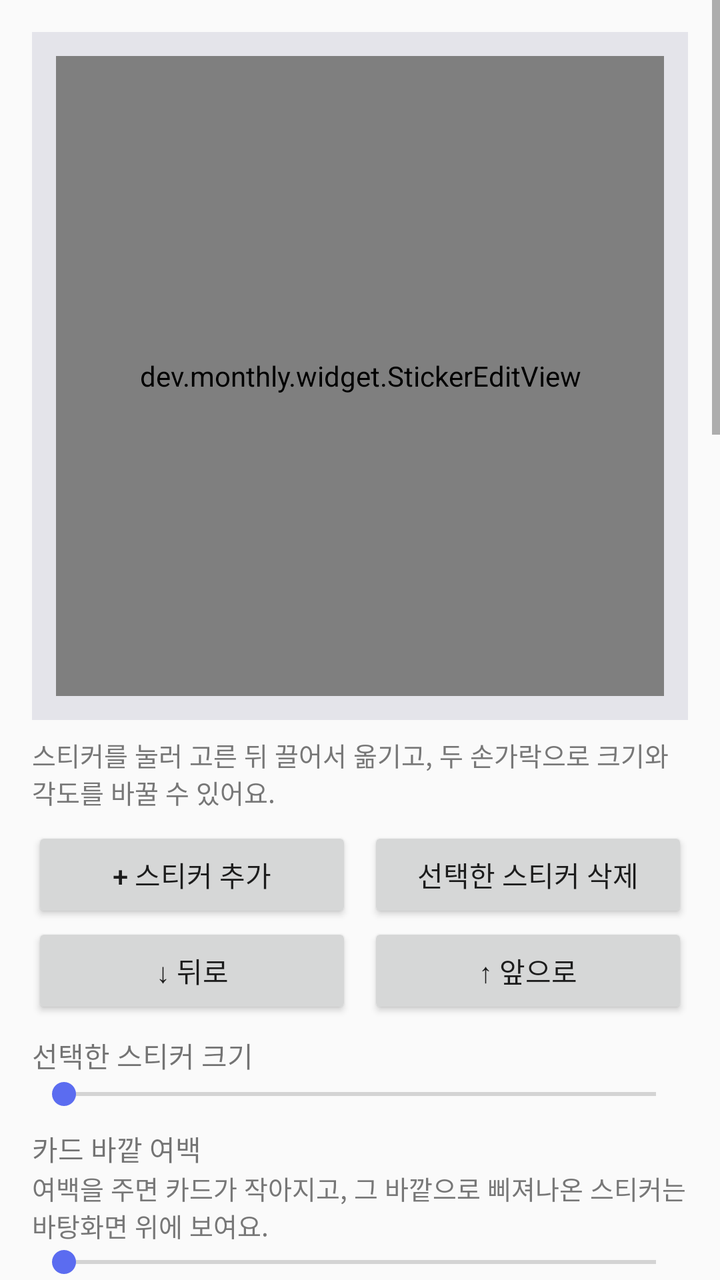
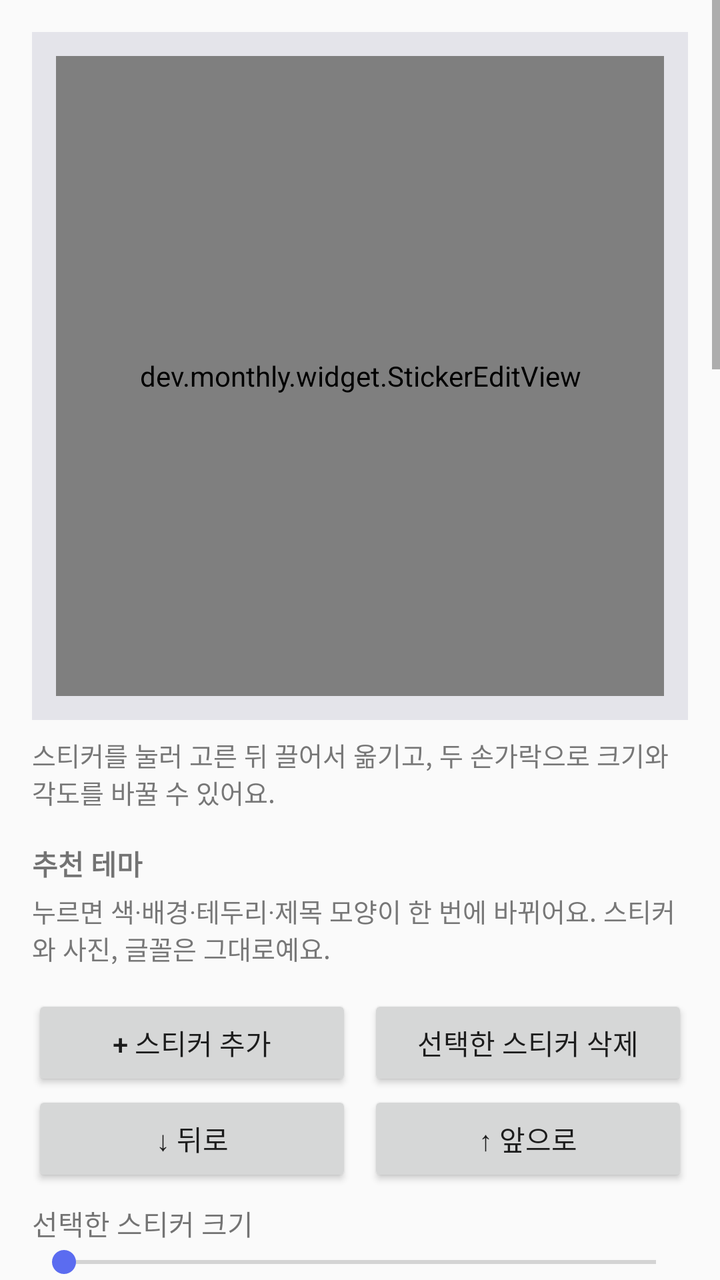

Two renders of the same Android screen: before a commit and after it. Below are the layout's source before the change and the commit's diff.
<!-- AndroidManifest.xml: application theme AppTheme -->
<!-- res/layout/activity_decor.xml -->
<ScrollView xmlns:android="http://schemas.android.com/apk/res/android"
    android:layout_width="match_parent"
    android:layout_height="match_parent">
<LinearLayout
    android:layout_width="match_parent"
    android:layout_height="wrap_content"
    android:orientation="vertical"
    android:padding="16dp">

    <FrameLayout
        android:id="@+id/preview_outer"
        android:layout_width="match_parent"
        android:layout_height="wrap_content"
        android:background="@color/preview_bg"
        android:padding="12dp">
        <FrameLayout
            android:id="@+id/preview_frame"
            android:layout_width="match_parent"
            android:layout_height="320dp"
            android:layout_gravity="center_horizontal">
            <FrameLayout
                android:id="@+id/preview_host"
                android:layout_width="match_parent"
                android:layout_height="match_parent" />
            <dev.monthly.widget.StickerEditView
                android:id="@+id/sticker_edit"
                android:layout_width="match_parent"
                android:layout_height="match_parent" />
        </FrameLayout>
    </FrameLayout>

    <TextView
        android:layout_width="match_parent"
        android:layout_height="wrap_content"
        android:layout_marginTop="8dp"
        android:text="스티커를 눌러 고른 뒤 끌어서 옮기고, 두 손가락으로 크기와 각도를 바꿀 수 있어요."
        android:textColor="@color/text_secondary"
        android:textSize="13sp" />

    <LinearLayout
        android:layout_width="match_parent"
        android:layout_height="wrap_content"
        android:layout_marginTop="8dp"
        android:orientation="horizontal">
        <Button
            android:id="@+id/btn_add_sticker"
            android:layout_width="0dp"
            android:layout_height="wrap_content"
            android:layout_weight="1"
            android:text="+ 스티커 추가" />
        <Button
            android:id="@+id/btn_del_sticker"
            android:layout_width="0dp"
            android:layout_height="wrap_content"
            android:layout_marginStart="8dp"
            android:layout_weight="1"
            android:text="선택한 스티커 삭제" />
    </LinearLayout>

    <LinearLayout
        android:layout_width="match_parent"
        android:layout_height="wrap_content"
        android:orientation="horizontal">
        <Button
            android:id="@+id/btn_sticker_back"
            android:layout_width="0dp"
            android:layout_height="wrap_content"
            android:layout_weight="1"
            android:text="↓ 뒤로" />
        <Button
            android:id="@+id/btn_sticker_front"
            android:layout_width="0dp"
            android:layout_height="wrap_content"
            android:layout_marginStart="8dp"
            android:layout_weight="1"
            android:text="↑ 앞으로" />
    </LinearLayout>

    <TextView
        android:id="@+id/sticker_size_label"
        android:layout_width="match_parent"
        android:layout_height="wrap_content"
        android:layout_marginTop="8dp"
        android:text="선택한 스티커 크기" />
    <SeekBar
        android:id="@+id/seek_sticker_size"
        android:layout_width="match_parent"
        android:layout_height="wrap_content"
        android:max="155" />

    <TextView
        android:id="@+id/bleed_label"
        android:layout_width="match_parent"
        android:layout_height="wrap_content"
        android:layout_marginTop="8dp"
        android:text="카드 바깥 여백" />
    <TextView
        android:layout_width="match_parent"
        android:layout_height="wrap_content"
        android:text="여백을 주면 카드가 작아지고, 그 바깥으로 삐져나온 스티커는 바탕화면 위에 보여요."
        android:textColor="@color/text_secondary"
        android:textSize="13sp" />
    <SeekBar
        android:id="@+id/seek_bleed"
        android:layout_width="match_parent"
        android:layout_height="wrap_content"
        android:max="40" />

    <TextView style="@style/SectionLabel" android:text="포인트 색" />
    <HorizontalScrollView
        android:layout_width="match_parent"
        android:layout_height="wrap_content"
        android:scrollbars="none">
        <LinearLayout
            android:id="@+id/accent_row"
            android:layout_width="wrap_content"
            android:layout_height="wrap_content"
            android:orientation="horizontal" />
    </HorizontalScrollView>

    <LinearLayout
        android:layout_width="match_parent"
        android:layout_height="wrap_content"
        android:layout_marginTop="8dp"
        android:gravity="center_vertical"
        android:orientation="horizontal">
        <TextView
            android:layout_width="0dp"
            android:layout_height="wrap_content"
            android:layout_weight="1"
            android:text="직접 고르기 (아래 막대를 움직이면 적용돼요)" />
        <FrameLayout
            android:id="@+id/accent_preview"
            android:layout_width="36dp"
            android:layout_height="36dp" />
    </LinearLayout>
    <TextView style="@style/SliderLabel" android:id="@+id/hue_label" android:text="색상" />
    <SeekBar android:id="@+id/seek_hue" style="@style/ColorBar" android:max="359" />
    <TextView style="@style/SliderLabel" android:id="@+id/sat_label" android:text="채도" />
    <SeekBar android:id="@+id/seek_sat" style="@style/ColorBar" android:max="100" />
    <TextView style="@style/SliderLabel" android:id="@+id/val_label" android:text="밝기(명도)" />
    <SeekBar android:id="@+id/seek_val" style="@style/ColorBar" android:max="100" />

    <TextView style="@style/SectionLabel" android:text="글꼴" />
    <TextView
        android:layout_width="match_parent"
        android:layout_height="wrap_content"
        android:text="무료 한글 글꼴 파일(.ttf / .otf)을 휴대폰에 받아 두고 골라 주세요."
        android:textColor="@color/text_secondary"
        android:textSize="13sp" />
    <TextView
        android:id="@+id/title_font_label"
        android:layout_width="match_parent"
        android:layout_height="wrap_content"
        android:layout_marginTop="8dp"
        android:text="제목 글꼴: 기본" />
    <LinearLayout
        android:layout_width="match_parent"
        android:layout_height="wrap_content"
        android:orientation="horizontal">
        <Button android:id="@+id/btn_title_font" android:layout_width="0dp" android:layout_height="wrap_content" android:layout_weight="2" android:text="글꼴 파일 고르기" />
        <Button android:id="@+id/btn_title_font_clear" android:layout_width="0dp" android:layout_height="wrap_content" android:layout_marginStart="8dp" android:layout_weight="1" android:text="기본으로" />
    </LinearLayout>
    <TextView
        android:id="@+id/body_font_label"
        android:layout_width="match_parent"
        android:layout_height="wrap_content"
        android:layout_marginTop="8dp"
        android:text="글자 글꼴 (요일·날짜·목록): 기본" />
    <LinearLayout
        android:layout_width="match_parent"
        android:layout_height="wrap_content"
        android:orientation="horizontal">
        <Button android:id="@+id/btn_body_font" android:layout_width="0dp" android:layout_height="wrap_content" android:layout_weight="2" android:text="글꼴 파일 고르기" />
        <Button android:id="@+id/btn_body_font_clear" android:layout_width="0dp" android:layout_height="wrap_content" android:layout_marginStart="8dp" android:layout_weight="1" android:text="기본으로" />
    </LinearLayout>
    <TextView
        android:layout_width="match_parent"
        android:layout_height="wrap_content"
        android:layout_marginTop="4dp"
        android:text="글자 크기 (글꼴 파일을 쓸 때)" />
    <RadioGroup
        android:id="@+id/font_scale"
        android:layout_width="match_parent"
        android:layout_height="wrap_content"
        android:orientation="horizontal">
        <RadioButton android:id="@+id/rb_scale_s" android:layout_width="wrap_content" android:layout_height="wrap_content" android:text="작게" />
        <RadioButton android:id="@+id/rb_scale_m" android:layout_width="wrap_content" android:layout_height="wrap_content" android:layout_marginStart="12dp" android:text="보통" />
        <RadioButton android:id="@+id/rb_scale_l" android:layout_width="wrap_content" android:layout_height="wrap_content" android:layout_marginStart="12dp" android:text="크게" />
    </RadioGroup>

    <TextView style="@style/SectionLabel" android:text="제목(몇 월) 배경 이미지" />
    <Button
        android:id="@+id/btn_header_all"
        android:layout_width="match_parent"
        android:layout_height="wrap_content"
        android:text="모든 달에 쓸 이미지 고르기" />
    <Button
        android:id="@+id/btn_header_month"
        android:layout_width="match_parent"
        android:layout_height="wrap_content"
        android:text="이 달만 다른 이미지" />
    <Button
        android:id="@+id/btn_header_clear"
        style="?android:attr/borderlessButtonStyle"
        android:layout_width="match_parent"
        android:layout_height="wrap_content"
        android:text="이 달에 보이는 제목 이미지 지우기" />
    <TextView
        android:layout_width="match_parent"
        android:layout_height="wrap_content"
        android:text="제목 이미지 어둡게 (글씨가 잘 보이게)" />
    <SeekBar
        android:id="@+id/seek_header_dim"
        android:layout_width="match_parent"
        android:layout_height="wrap_content"
        android:max="80" />
    <RadioGroup
        android:id="@+id/header_size"
        android:layout_width="match_parent"
        android:layout_height="wrap_content"
        android:orientation="horizontal">
        <RadioButton android:id="@+id/rb_header_normal" android:layout_width="wrap_content" android:layout_height="wrap_content" android:text="얇게" />
        <RadioButton android:id="@+id/rb_header_large" android:layout_width="wrap_content" android:layout_height="wrap_content" android:layout_marginStart="12dp" android:text="크게 (배너처럼)" />
    </RadioGroup>

    <TextView style="@style/SectionLabel" android:text="배경" />
    <RadioGroup
        android:id="@+id/bg_mode"
        android:layout_width="match_parent"
        android:layout_height="wrap_content"
        android:orientation="horizontal">
        <RadioButton android:id="@+id/rb_bg_default" android:layout_width="wrap_content" android:layout_height="wrap_content" android:text="기본" />
        <RadioButton android:id="@+id/rb_bg_color" android:layout_width="wrap_content" android:layout_height="wrap_content" android:layout_marginStart="12dp" android:text="단색" />
        <RadioButton android:id="@+id/rb_bg_photo" android:layout_width="wrap_content" android:layout_height="wrap_content" android:layout_marginStart="12dp" android:text="사진" />
    </RadioGroup>
    <HorizontalScrollView
        android:layout_width="match_parent"
        android:layout_height="wrap_content"
        android:scrollbars="none">
        <LinearLayout
            android:id="@+id/bgcolor_row"
            android:layout_width="wrap_content"
            android:layout_height="wrap_content"
            android:orientation="horizontal" />
    </HorizontalScrollView>
    <Button
        android:id="@+id/btn_bg_photo"
        android:layout_width="match_parent"
        android:layout_height="wrap_content"
        android:text="배경 사진 고르기" />

    <TextView
        android:layout_width="match_parent"
        android:layout_height="wrap_content"
        android:layout_marginTop="8dp"
        android:text="배경 불투명도 (낮추면 바탕화면이 비쳐요)" />
    <SeekBar
        android:id="@+id/seek_alpha"
        android:layout_width="match_parent"
        android:layout_height="wrap_content"
        android:max="100" />
    <TextView
        android:layout_width="match_parent"
        android:layout_height="wrap_content"
        android:layout_marginTop="8dp"
        android:text="사진 어둡게" />
    <SeekBar
        android:id="@+id/seek_dim"
        android:layout_width="match_parent"
        android:layout_height="wrap_content"
        android:max="80" />

    <TextView style="@style/SectionLabel" android:text="글자색" />
    <RadioGroup
        android:id="@+id/text_mode"
        android:layout_width="match_parent"
        android:layout_height="wrap_content"
        android:orientation="horizontal">
        <RadioButton android:id="@+id/rb_text_auto" android:layout_width="wrap_content" android:layout_height="wrap_content" android:text="자동" />
        <RadioButton android:id="@+id/rb_text_dark" android:layout_width="wrap_content" android:layout_height="wrap_content" android:layout_marginStart="12dp" android:text="어둡게" />
        <RadioButton android:id="@+id/rb_text_light" android:layout_width="wrap_content" android:layout_height="wrap_content" android:layout_marginStart="12dp" android:text="밝게" />
    </RadioGroup>

    <TextView style="@style/SectionLabel" android:text="위젯 문구" />
    <EditText
        android:id="@+id/input_caption"
        android:layout_width="match_parent"
        android:layout_height="wrap_content"
        android:hint="예: 최애 생일까지 존버 중"
        android:inputType="text"
        android:maxLength="40"
        android:maxLines="1" />

    <Button
        android:id="@+id/btn_reset"
        style="?android:attr/borderlessButtonStyle"
        android:layout_width="match_parent"
        android:layout_height="wrap_content"
        android:layout_marginTop="16dp"
        android:text="꾸미기 전부 초기화"
        android:textColor="@color/sunday" />
</LinearLayout>
</ScrollView>
<!-- resources referenced by this layout -->
<resources>
  <color name="preview_bg">#FFE4E4EA</color>
  <color name="sunday">#E5484D</color>
  <color name="text_secondary">#777777</color>
  <style name="ColorBar">
          <item name="android:layout_width">match_parent</item>
          <item name="android:layout_height">28dp</item>
          <item name="android:layout_marginTop">2dp</item>
      </style>
  <style name="SectionLabel">
          <item name="android:layout_width">match_parent</item>
          <item name="android:layout_height">wrap_content</item>
          <item name="android:layout_marginTop">16dp</item>
          <item name="android:layout_marginBottom">4dp</item>
          <item name="android:textSize">14sp</item>
          <item name="android:textStyle">bold</item>
      </style>
  <style name="SliderLabel">
          <item name="android:layout_width">match_parent</item>
          <item name="android:layout_height">wrap_content</item>
          <item name="android:layout_marginTop">6dp</item>
          <item name="android:textSize">13sp</item>
          <item name="android:textColor">@color/text_secondary</item>
      </style>
  <style name="AppTheme" parent="android:Theme.Material.Light.DarkActionBar">
          <item name="android:colorPrimary">@color/accent</item>
          <item name="android:colorPrimaryDark">@color/accent_dark</item>
          <item name="android:colorAccent">@color/accent</item>
      </style>
  <color name="accent">#5B6CF0</color>
  <color name="accent_dark">#3F4CC0</color>
</resources>

<!-- the commit's change to res/layout/activity_decor.xml (unified diff, before → after) -->
@@ -37,6 +37,25 @@
         android:textColor="@color/text_secondary"
         android:textSize="13sp" />
 
+    <TextView style="@style/SectionLabel" android:text="추천 테마" />
+    <TextView
+        android:layout_width="match_parent"
+        android:layout_height="wrap_content"
+        android:text="누르면 색·배경·테두리·제목 모양이 한 번에 바뀌어요. 스티커와 사진, 글꼴은 그대로예요."
+        android:textColor="@color/text_secondary"
+        android:textSize="13sp" />
+    <HorizontalScrollView
+        android:layout_width="match_parent"
+        android:layout_height="wrap_content"
+        android:layout_marginTop="6dp"
+        android:scrollbars="none">
+        <LinearLayout
+            android:id="@+id/preset_row"
+            android:layout_width="wrap_content"
+            android:layout_height="wrap_content"
+            android:orientation="horizontal" />
+    </HorizontalScrollView>
+
     <LinearLayout
         android:layout_width="match_parent"
         android:layout_height="wrap_content"
@@ -141,6 +160,43 @@
     <TextView style="@style/SliderLabel" android:id="@+id/val_label" android:text="밝기(명도)" />
     <SeekBar android:id="@+id/seek_val" style="@style/ColorBar" android:max="100" />
 
+    <TextView style="@style/SectionLabel" android:text="스타일" />
+    <TextView style="@style/SliderLabel" android:text="제목 모양" />
+    <RadioGroup
+        android:id="@+id/title_style"
+        android:layout_width="match_parent"
+        android:layout_height="wrap_content"
+        android:orientation="horizontal">
+        <RadioButton android:id="@+id/rb_title_ko" android:layout_width="wrap_content" android:layout_height="wrap_content" android:text="2026년 11월" />
+        <RadioButton android:id="@+id/rb_title_en" android:layout_width="wrap_content" android:layout_height="wrap_content" android:layout_marginStart="8dp" android:text="November" />
+        <RadioButton android:id="@+id/rb_title_big" android:layout_width="wrap_content" android:layout_height="wrap_content" android:layout_marginStart="8dp" android:text="큰 숫자" />
+    </RadioGroup>
+    <TextView style="@style/SliderLabel" android:text="요일 표시" />
+    <RadioGroup
+        android:id="@+id/weekday_lang"
+        android:layout_width="match_parent"
+        android:layout_height="wrap_content"
+        android:orientation="horizontal">
+        <RadioButton android:id="@+id/rb_week_ko" android:layout_width="wrap_content" android:layout_height="wrap_content" android:text="일 월 화" />
+        <RadioButton android:id="@+id/rb_week_en" android:layout_width="wrap_content" android:layout_height="wrap_content" android:layout_marginStart="12dp" android:text="SUN MON TUE" />
+    </RadioGroup>
+    <TextView style="@style/SliderLabel" android:text="테두리" />
+    <RadioGroup
+        android:id="@+id/border_style"
+        android:layout_width="match_parent"
+        android:layout_height="wrap_content"
+        android:orientation="horizontal">
+        <RadioButton android:id="@+id/rb_border_none" android:layout_width="wrap_content" android:layout_height="wrap_content" android:text="없음" />
+        <RadioButton android:id="@+id/rb_border_line" android:layout_width="wrap_content" android:layout_height="wrap_content" android:layout_marginStart="12dp" android:text="얇은 선" />
+        <RadioButton android:id="@+id/rb_border_stitch" android:layout_width="wrap_content" android:layout_height="wrap_content" android:layout_marginStart="12dp" android:text="스티치 (바느질)" />
+    </RadioGroup>
+    <CheckBox
+        android:id="@+id/cb_highlight"
+        android:layout_width="wrap_content"
+        android:layout_height="wrap_content"
+        android:layout_marginTop="6dp"
+        android:text="가장 가까운 디데이를 카드로 크게 보여주기" />
+
     <TextView style="@style/SectionLabel" android:text="글꼴" />
     <TextView
         android:layout_width="match_parent"
